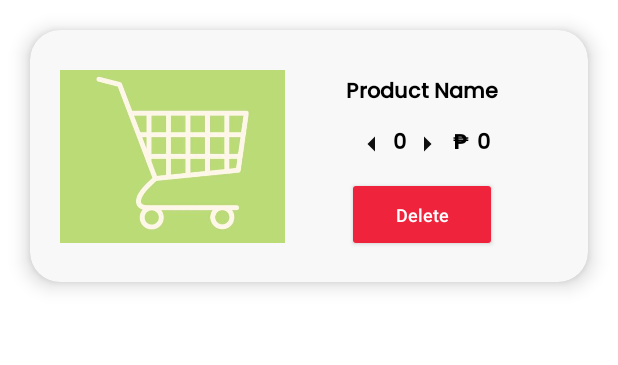
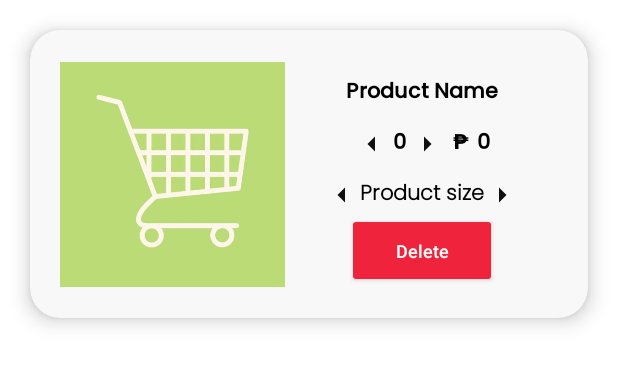
Before and after one commit to Noy-98/CDMM, an Android app: the layout carts_item.xml on its own in the app's theme, with its tools: preview values and no code run, on a phone screen of 412 x 824 dp. Shown: the top 365 px of the screen. Run offline under Robolectric (Android 15) with nearby library versions, the phone set to English and light mode, and no system bars.

Commit message:
Adding Product Size Customizable on the Cart Dashboard

```diff
--- a/app/src/main/java/com/itech/cdmm/CartDBStructure.kt
+++ b/app/src/main/java/com/itech/cdmm/CartDBStructure.kt
@@ -6,7 +6,7 @@ data class CartDBStructure(
     val cart_id: String = "",
     val product_name: String = "",
     val product_price: String = "",
-    val product_size: String = "",
+    var product_size: String = "",
     val product_description: String = "",
     var product_quantity: String = "1",
     var product_total_price: String = "",
--- a/app/src/main/res/layout/carts_item.xml
+++ b/app/src/main/res/layout/carts_item.xml
@@ -16,7 +16,7 @@
         <ImageView
             android:id="@+id/productImage"
             android:layout_width="150dp"
-            android:layout_height="115dp"
+            android:layout_height="150dp"
             android:scaleType="centerCrop"
             android:src="@drawable/cart_icon"
             app:layout_constraintStart_toStartOf="parent"
@@ -39,10 +39,10 @@
             android:textColor="@color/black"/>
 
         <LinearLayout
+            android:id="@+id/lin"
             android:layout_width="wrap_content"
             android:layout_height="wrap_content"
             app:layout_constraintTop_toBottomOf="@+id/productName"
-            app:layout_constraintBottom_toTopOf="@+id/deleteBttn"
             app:layout_constraintStart_toEndOf="@+id/productImage"
             app:layout_constraintEnd_toEndOf="parent"
             android:layout_margin="10dp"
@@ -93,6 +93,38 @@
 
         </LinearLayout>
 
+        <LinearLayout
+            android:id="@+id/lin2"
+            android:layout_width="wrap_content"
+            android:layout_height="wrap_content"
+            app:layout_constraintTop_toBottomOf="@+id/lin"
+            app:layout_constraintStart_toEndOf="@+id/productImage"
+            app:layout_constraintEnd_toEndOf="parent"
+            android:layout_margin="10dp"
+            android:orientation="horizontal">
+
+            <ImageView
+                android:id="@+id/decrease2"
+                android:layout_width="wrap_content"
+                android:layout_height="wrap_content"
+                android:src="@drawable/baseline_arrow_left_24" />
+
+            <TextView
+                android:id="@+id/productSize"
+                android:layout_width="wrap_content"
+                android:layout_height="wrap_content"
+                android:text="Product size"
+                android:fontFamily="@font/poppins_light"
+                android:textStyle="bold"
+                android:textColor="@color/black"/>
+
+            <ImageView
+                android:id="@+id/increase2"
+                android:layout_width="wrap_content"
+                android:layout_height="wrap_content"
+                android:src="@drawable/baseline_arrow_right_24" />
+        </LinearLayout>
+
         <androidx.appcompat.widget.AppCompatButton
             android:id="@+id/deleteBttn"
             android:layout_width="100dp"
@@ -104,6 +136,7 @@
             android:layout_marginEnd="10dp"
             android:textColor="@color/white"
             android:textSize="12sp"
+            app:layout_constraintTop_toBottomOf="@+id/lin2"
             app:layout_constraintEnd_toEndOf="parent"
             app:layout_constraintStart_toEndOf="@+id/productImage"
             app:layout_constraintBottom_toBottomOf="parent"/>
```
Also changed, not shown: app/src/main/java/com/itech/cdmm/CartsAdapter.kt (+61 -10 lines).
